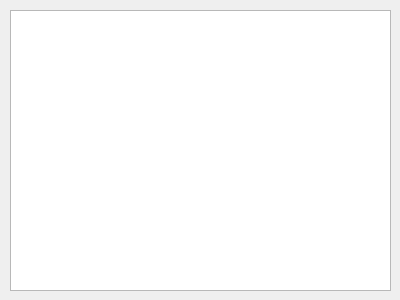
Above: MultiInput/qt/twitchircbotwindow.ui from wchill/SwitchInputEmulator before the change. Below: the same form after it.
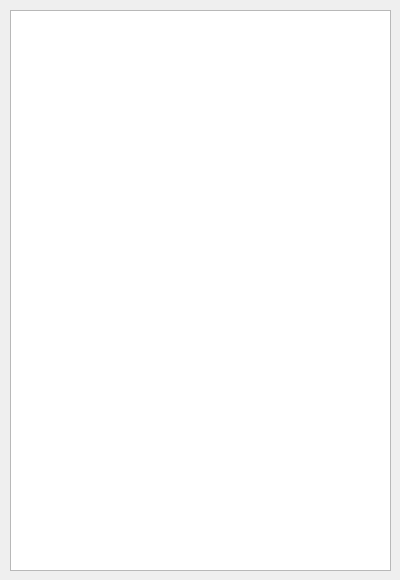
That is the form after the change.

Patch:
```diff
--- a/MultiInput/qt/twitchircbotwindow.ui
+++ b/MultiInput/qt/twitchircbotwindow.ui
@@ -7,7 +7,7 @@
     <x>0</x>
     <y>0</y>
     <width>400</width>
-    <height>300</height>
+    <height>580</height>
    </rect>
   </property>
   <property name="windowTitle">
@@ -19,9 +19,18 @@
      <x>10</x>
      <y>10</y>
      <width>381</width>
-     <height>281</height>
+     <height>561</height>
     </rect>
    </property>
+   <property name="sizePolicy">
+    <sizepolicy hsizetype="Maximum" vsizetype="Maximum">
+     <horstretch>0</horstretch>
+     <verstretch>0</verstretch>
+    </sizepolicy>
+   </property>
+   <property name="readOnly">
+    <bool>true</bool>
+   </property>
   </widget>
  </widget>
  <resources/>
```
